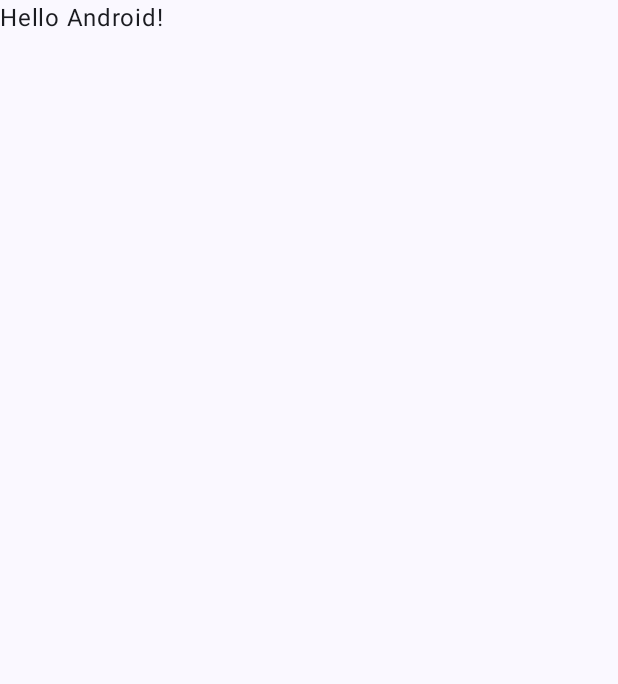
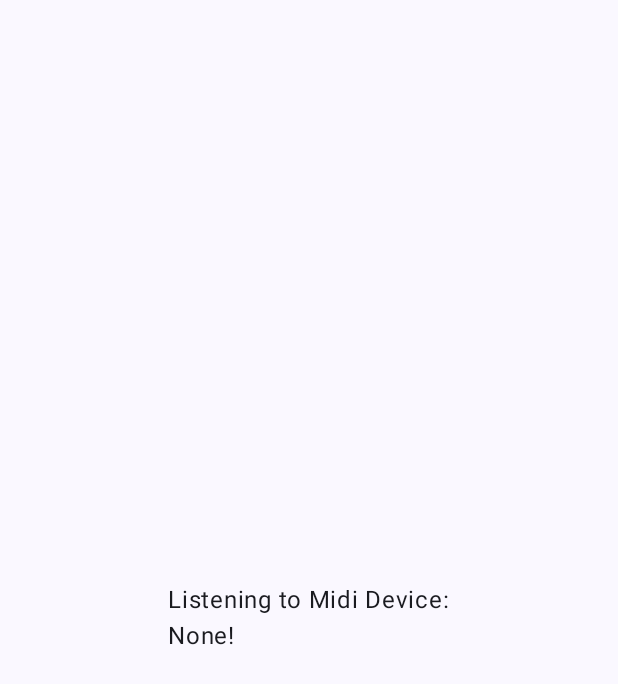
Before and after one commit to dkxl/midi2link, an Android app built with Jetpack Compose: the screen it shows after launch (MainActivity), on a phone screen of 412 x 824 dp. Before the commit the part shown is almost empty. Shown: the top 684 px of the screen. Run offline under Robolectric (Android 15) with nearby library versions, the phone set to English and light mode, and no system bars.

Commit message:
Simple home screen

```diff
--- a/app/src/main/AndroidManifest.xml
+++ b/app/src/main/AndroidManifest.xml
@@ -10,7 +10,9 @@
         android:label="@string/app_name"
         android:roundIcon="@mipmap/ic_launcher_round"
         android:supportsRtl="true"
-        android:theme="@style/Theme.Midi2Link">
+        android:theme="@style/Theme.Midi2Link"
+        tools:targetApi="36"
+        >
         <activity
             android:name=".MainActivity"
             android:exported="true"
--- a/app/src/main/java/com/example/midi2link/MainActivity.kt
+++ b/app/src/main/java/com/example/midi2link/MainActivity.kt
@@ -5,43 +5,25 @@ import androidx.activity.ComponentActivity
 import androidx.activity.compose.setContent
 import androidx.activity.enableEdgeToEdge
 import androidx.compose.foundation.layout.fillMaxSize
-import androidx.compose.foundation.layout.padding
-import androidx.compose.material3.Scaffold
-import androidx.compose.material3.Text
-import androidx.compose.runtime.Composable
+import androidx.compose.material3.Surface
 import androidx.compose.ui.Modifier
-import androidx.compose.ui.tooling.preview.Preview
+import com.example.midi2link.ui.Midi2LinkApp
 import com.example.midi2link.ui.theme.Midi2LinkTheme
+
 
 class MainActivity : ComponentActivity() {
     override fun onCreate(savedInstanceState: Bundle?) {
+        enableEdgeToEdge()
         super.onCreate(savedInstanceState)
-        enableEdgeToEdge()
         setContent {
             Midi2LinkTheme {
-                Scaffold(modifier = Modifier.fillMaxSize()) { innerPadding ->
-                    Greeting(
-                        name = "Android",
-                        modifier = Modifier.padding(innerPadding)
-                    )
+                // A surface container using the 'background' color from the theme
+                Surface(
+                    modifier = Modifier.fillMaxSize(),
+                ) {
+                    Midi2LinkApp()
                 }
             }
         }
     }
 }
-
-@Composable
-fun Greeting(name: String, modifier: Modifier = Modifier) {
-    Text(
-        text = "Hello $name!",
-        modifier = modifier
-    )
-}
-
-@Preview(showBackground = true)
-@Composable
-fun GreetingPreview() {
-    Midi2LinkTheme {
-        Greeting("Android")
-    }
-}
--- /dev/null
+++ b/app/src/main/java/com/example/midi2link/midi/MidiListener.kt
@@ -0,0 +1,9 @@
+package com.example.midi2link.midi
+
+import android.util.Log
+
+object MidiDeviceManager {
+
+    // TODO
+
+}
--- /dev/null
+++ b/app/src/main/java/com/example/midi2link/ui/Midi2LinkApp.kt
@@ -0,0 +1,58 @@
+package com.example.midi2link.ui
+
+import androidx.compose.foundation.layout.Arrangement
+import androidx.compose.foundation.layout.Column
+import androidx.compose.foundation.layout.Row
+import androidx.compose.foundation.layout.fillMaxSize
+import androidx.compose.foundation.layout.padding
+import androidx.compose.foundation.layout.safeDrawingPadding
+import androidx.compose.foundation.layout.statusBarsPadding
+import androidx.compose.material3.Text
+import androidx.compose.runtime.Composable
+import androidx.compose.ui.Alignment
+import androidx.compose.ui.Modifier
+import androidx.compose.ui.tooling.preview.Preview
+import androidx.compose.ui.unit.dp
+import com.example.midi2link.ui.theme.Midi2LinkTheme
+
+@Composable
+fun Midi2LinkApp() {
+
+    val curDevice = "None"
+
+    HomeScreen(
+        device = curDevice,
+        modifier = Modifier
+            .statusBarsPadding()
+            .fillMaxSize()
+            .safeDrawingPadding()
+            .padding(horizontal = 8.dp, vertical = 8.dp),
+    )
+
+}
+
+@Composable
+private fun HomeScreen(device: String, modifier: Modifier = Modifier) {
+    Row (
+         modifier = modifier.padding(24.dp),
+         verticalAlignment = Alignment.CenterVertically
+    ) {
+        Column(
+            modifier = modifier.fillMaxSize(),
+            verticalArrangement = Arrangement.Center,
+            horizontalAlignment = Alignment.CenterHorizontally
+            ) {
+            Text(
+                text = "Listening to Midi Device:\n$device!",
+            )
+        }
+    }
+}
+
+@Preview(showBackground = true, widthDp = 320, heightDp = 320)
+@Composable
+fun Midi2LinkAppPreview() {
+    Midi2LinkTheme {
+        Midi2LinkApp()
+    }
+}
--- a/settings.gradle.kts
+++ b/settings.gradle.kts
@@ -11,6 +11,8 @@ pluginManagement {
         gradlePluginPortal()
     }
 }
+
+@Suppress("UnstableApiUsage")
 dependencyResolutionManagement {
     repositoriesMode.set(RepositoriesMode.FAIL_ON_PROJECT_REPOS)
     repositories {
```
